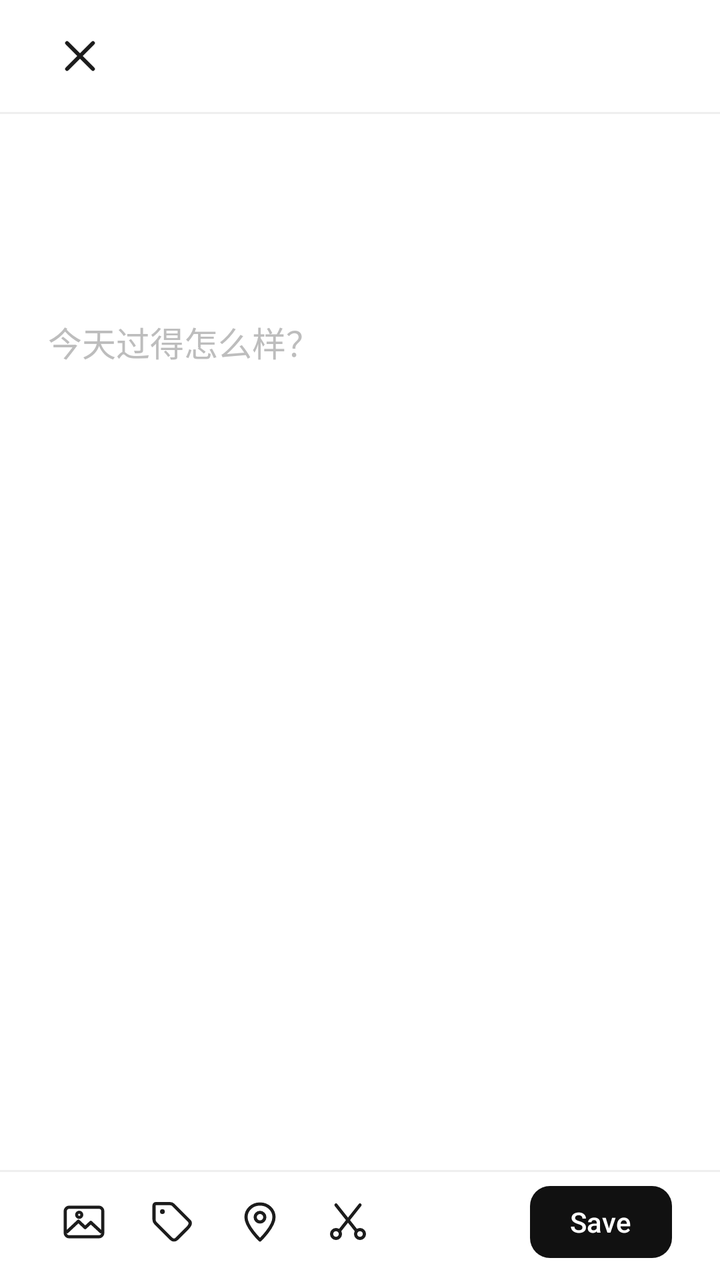
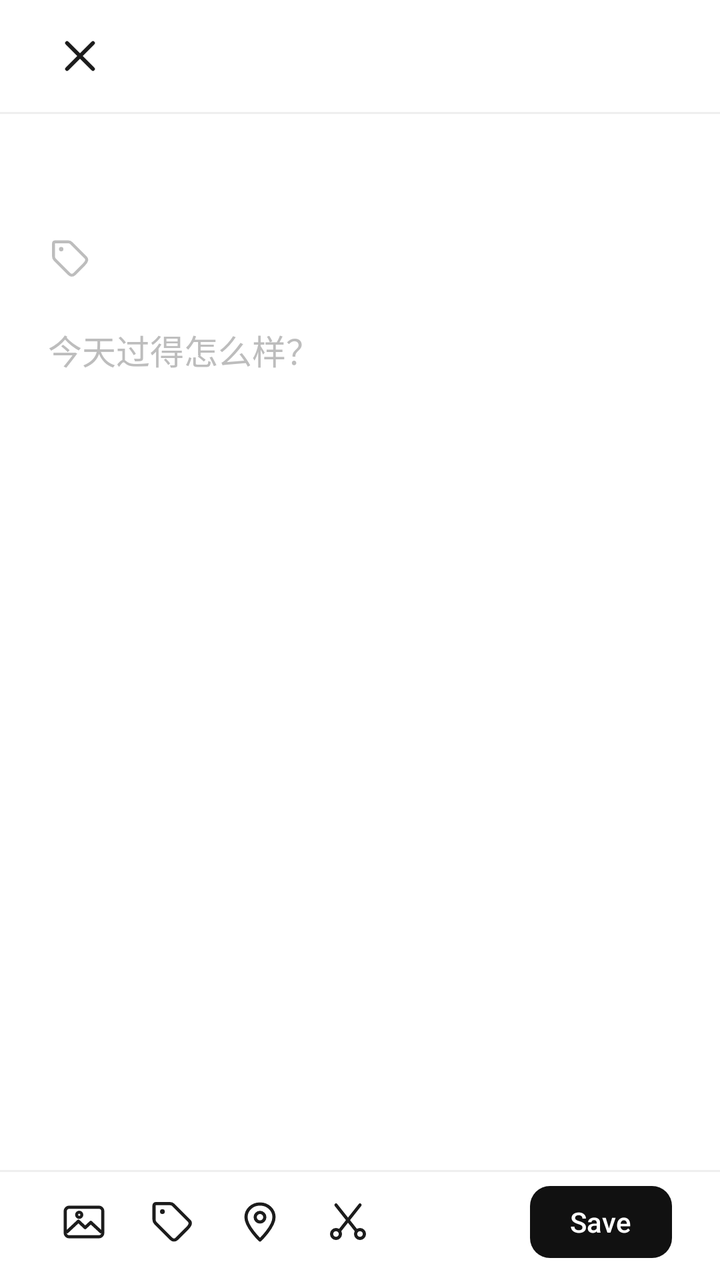

Screens rendered from an Android XML layout before and after an edit, with the pre-edit source and the edit as a unified diff.
<!-- AndroidManifest.xml: activity theme Theme.WuDiary.Editor -->
<!-- res/layout/activity_edit_diary.xml -->
<?xml version="1.0" encoding="utf-8"?>
<LinearLayout xmlns:android="http://schemas.android.com/apk/res/android"
    xmlns:app="http://schemas.android.com/apk/res-auto"
    android:layout_width="match_parent"
    android:layout_height="match_parent"
    android:background="@color/background"
    android:orientation="vertical">

    <ScrollView
        android:id="@+id/scrollContent"
        android:layout_width="match_parent"
        android:layout_height="0dp"
        android:layout_weight="1"
        android:fillViewport="true"
        android:overScrollMode="never"
        android:scrollbars="none">

        <LinearLayout
            android:layout_width="match_parent"
            android:layout_height="wrap_content"
            android:orientation="vertical">

            <LinearLayout
                android:layout_width="match_parent"
                android:layout_height="56dp"
                android:gravity="center_vertical"
                android:orientation="horizontal"
                android:paddingHorizontal="16dp">

                <ImageButton
                    android:id="@+id/btnClose"
                    android:layout_width="48dp"
                    android:layout_height="48dp"
                    android:background="?attr/selectableItemBackgroundBorderless"
                    android:contentDescription="@string/cancel"
                    android:scaleType="centerInside"
                    android:src="@drawable/ic_close"
                    app:tint="@color/text_primary" />
            </LinearLayout>

            <View
                android:layout_width="match_parent"
                android:layout_height="1dp"
                android:background="@color/divider" />

            <LinearLayout
                android:layout_width="match_parent"
                android:layout_height="wrap_content"
                android:layout_marginHorizontal="24dp"
                android:layout_marginTop="12dp"
                android:orientation="horizontal">

                <TextView
                    android:id="@+id/textEditorDay"
                    android:layout_width="wrap_content"
                    android:layout_height="wrap_content"
                    android:fontFamily="serif"
                    android:textColor="@color/text_primary"
                    android:textSize="32sp"
                    android:textStyle="bold" />

                <TextView
                    android:id="@+id/textEditorYear"
                    android:layout_width="wrap_content"
                    android:layout_height="wrap_content"
                    android:layout_marginStart="9dp"
                    android:fontFamily="serif"
                    android:textColor="@color/text_secondary"
                    android:textSize="18sp" />
            </LinearLayout>

            <TextView
                android:id="@+id/textEditorTags"
                android:layout_width="match_parent"
                android:layout_height="wrap_content"
                android:layout_marginHorizontal="24dp"
                android:layout_marginTop="6dp"
                android:minHeight="18dp"
                android:textColor="@color/text_secondary"
                android:textSize="13sp" />

            <HorizontalScrollView
                android:id="@+id/imageScroll"
                android:layout_width="match_parent"
                android:layout_height="wrap_content"
                android:layout_marginTop="16dp"
                android:clipToPadding="false"
                android:paddingHorizontal="24dp"
                android:scrollbars="none"
                android:visibility="gone">

                <LinearLayout
                    android:id="@+id/imageStrip"
                    android:layout_width="wrap_content"
                    android:layout_height="wrap_content"
                    android:orientation="horizontal" />
            </HorizontalScrollView>

            <EditText
                android:id="@+id/editContent"
                android:layout_width="match_parent"
                android:layout_height="wrap_content"
                android:layout_marginHorizontal="24dp"
                android:layout_marginTop="22dp"
                android:layout_marginBottom="12dp"
                android:background="@null"
                android:breakStrategy="simple"
                android:gravity="top"
                android:hint="@string/hint_content"
                android:hyphenationFrequency="none"
                android:inputType="textMultiLine|textCapSentences"
                android:lineSpacingExtra="6dp"
                android:minHeight="240dp"
                android:overScrollMode="never"
                android:paddingStart="0dp"
                android:paddingTop="0dp"
                android:paddingEnd="0dp"
                android:paddingBottom="72dp"
                android:scrollbars="none"
                android:textColor="@color/text_body"
                android:textColorHint="@color/text_secondary"
                android:textSize="17sp" />
        </LinearLayout>
    </ScrollView>

    <View
        android:layout_width="match_parent"
        android:layout_height="1dp"
        android:background="@color/divider" />

    <LinearLayout
        android:layout_width="match_parent"
        android:layout_height="wrap_content"
        android:gravity="center_vertical"
        android:orientation="horizontal"
        android:paddingHorizontal="24dp"
        android:paddingTop="7dp"
        android:paddingBottom="11dp">

        <ImageButton
            android:id="@+id/btnImage"
            android:layout_width="36dp"
            android:layout_height="36dp"
            android:background="?attr/selectableItemBackgroundBorderless"
            android:contentDescription="@string/add_image"
            android:scaleType="centerInside"
            android:src="@drawable/ic_image"
            app:tint="@color/text_primary" />

        <ImageButton
            android:id="@+id/btnTag"
            android:layout_width="36dp"
            android:layout_height="36dp"
            android:layout_marginStart="8dp"
            android:background="?attr/selectableItemBackgroundBorderless"
            android:contentDescription="@string/add_tag"
            android:scaleType="centerInside"
            android:src="@drawable/ic_tag"
            app:tint="@color/text_primary" />

        <ImageButton
            android:id="@+id/btnLocation"
            android:layout_width="36dp"
            android:layout_height="36dp"
            android:layout_marginStart="8dp"
            android:background="?attr/selectableItemBackgroundBorderless"
            android:contentDescription="@string/add_location"
            android:scaleType="centerInside"
            android:src="@drawable/ic_location"
            app:tint="@color/text_primary" />

        <ImageButton
            android:id="@+id/btnCut"
            android:layout_width="36dp"
            android:layout_height="36dp"
            android:layout_marginStart="8dp"
            android:background="?attr/selectableItemBackgroundBorderless"
            android:contentDescription="@string/cut_paragraph"
            android:scaleType="centerInside"
            android:src="@drawable/ic_cut"
            app:tint="@color/text_primary" />

        <Space
            android:layout_width="0dp"
            android:layout_height="1dp"
            android:layout_weight="1" />

        <com.google.android.material.button.MaterialButton
            android:id="@+id/btnSave"
            android:layout_width="wrap_content"
            android:layout_height="36dp"
            android:contentDescription="@string/save"
            android:insetTop="0dp"
            android:insetBottom="0dp"
            android:minWidth="0dp"
            android:minHeight="0dp"
            android:paddingHorizontal="20dp"
            android:text="@string/save_action"
            android:textColor="@android:color/white"
            android:textSize="14sp"
            app:backgroundTint="@color/fab_dark"
            app:cornerRadius="10dp" />
    </LinearLayout>

</LinearLayout>
<!-- resources referenced by this layout -->
<resources>
  <color name="background">#FFFFFF</color>
  <color name="divider">#EFEFEF</color>
  <color name="fab_dark">#111111</color>
  <color name="text_body">#565656</color>
  <color name="text_primary">#1C1C1C</color>
  <color name="text_secondary">#BDBDBD</color>
  <!-- drawable ic_close (drawable) -->
  <?xml version="1.0" encoding="utf-8"?>
  <vector xmlns:android="http://schemas.android.com/apk/res/android"
      android:width="24dp"
      android:height="24dp"
      android:viewportWidth="24"
      android:viewportHeight="24">
      <path
          android:fillColor="#00000000"
          android:pathData="M5.5,5.5 L18.5,18.5 M18.5,5.5 L5.5,18.5"
          android:strokeColor="#1C1C1C"
          android:strokeLineCap="round"
          android:strokeWidth="1.9" />
  </vector>
  <!-- drawable ic_location (drawable) -->
  <?xml version="1.0" encoding="utf-8"?>
  <vector xmlns:android="http://schemas.android.com/apk/res/android"
      android:width="24dp"
      android:height="24dp"
      android:viewportWidth="24"
      android:viewportHeight="24">
      <path
          android:fillColor="#00000000"
          android:pathData="M12,21 C12,21 19,14.4 19,9.6 C19,5.9 15.9,3 12,3 C8.1,3 5,5.9 5,9.6 C5,14.4 12,21 12,21 Z"
          android:strokeColor="#1C1C1C"
          android:strokeLineCap="round"
          android:strokeLineJoin="round"
          android:strokeWidth="1.6" />
      <path
          android:fillColor="#00000000"
          android:pathData="M12,7.2 A2.4,2.4 0 1,1 12,12 A2.4,2.4 0 1,1 12,7.2 Z"
          android:strokeColor="#1C1C1C"
          android:strokeWidth="1.6" />
  </vector>
  <!-- drawable ic_tag (drawable) -->
  <?xml version="1.0" encoding="utf-8"?>
  <vector xmlns:android="http://schemas.android.com/apk/res/android"
      android:width="24dp"
      android:height="24dp"
      android:viewportWidth="24"
      android:viewportHeight="24">
      <path
          android:pathData="M20.6,11.4l-7.9,-7.9C12.3,3.1 11.6,2.8 10.9,2.8H4c-0.6,0 -1,0.4 -1,1v6.9c0,0.7 0.3,1.4 0.7,1.8l7.9,7.9c0.8,0.8 2,0.8 2.8,0l5.2,-5.2C21.4,13.4 21.4,12.2 20.6,11.4z"
          android:fillColor="@android:color/transparent"
          android:strokeColor="#000000"
          android:strokeLineCap="round"
          android:strokeLineJoin="round"
          android:strokeWidth="1.6" />
      <path
          android:pathData="M7.2,6.8m-1.2,0a1.2,1.2 0,1 1,2.4 0a1.2,1.2 0,1 1,-2.4 0"
          android:fillColor="#000000" />
  </vector>
  <string name="add_image">添加图片</string>
  <string name="add_location">获取坐标</string>
  <string name="add_tag">添加标签</string>
  <string name="cancel">取消</string>
  <string name="cut_paragraph">剪切当前段落</string>
  <string name="hint_content">今天过得怎么样？</string>
  <string name="save">保存</string>
  <string name="save_action">Save</string>
  <style name="Theme.WuDiary.Editor" parent="Theme.WuDiary">
          <item name="android:windowAnimationStyle">@style/WindowAnimationNone</item>
      </style>
  <style name="Theme.WuDiary" parent="Theme.Material3.Light.NoActionBar">
          <item name="colorPrimary">@color/primary</item>
          <item name="colorOnPrimary">@android:color/white</item>
          <item name="colorSurface">@color/surface</item>
          <item name="android:windowBackground">@color/background</item>
          <item name="android:statusBarColor">@color/background</item>
          <item name="android:windowLightStatusBar">true</item>
          <item name="android:navigationBarColor">@color/background</item>
      </style>
  <style name="WindowAnimationNone">
          <item name="android:activityOpenEnterAnimation">@null</item>
          <item name="android:activityOpenExitAnimation">@null</item>
          <item name="android:activityCloseEnterAnimation">@null</item>
          <item name="android:activityCloseExitAnimation">@null</item>
          <item name="android:windowEnterAnimation">@null</item>
          <item name="android:windowExitAnimation">@null</item>
      </style>
  <color name="primary">#1C1C1C</color>
  <color name="surface">#FFFFFF</color>
  <!-- unchanged entries left out for length: 2 -->
</resources>

<!-- the commit's change to res/layout/activity_edit_diary.xml (unified diff, before → after) -->
@@ -69,15 +69,33 @@
                     android:textSize="18sp" />
             </LinearLayout>
 
-            <TextView
-                android:id="@+id/textEditorTags"
+            <LinearLayout
                 android:layout_width="match_parent"
                 android:layout_height="wrap_content"
                 android:layout_marginHorizontal="24dp"
                 android:layout_marginTop="6dp"
-                android:minHeight="18dp"
-                android:textColor="@color/text_secondary"
-                android:textSize="13sp" />
+                android:gravity="center_vertical"
+                android:orientation="horizontal">
+
+                <ImageButton
+                    android:id="@+id/btnEditorTags"
+                    android:layout_width="22dp"
+                    android:layout_height="22dp"
+                    android:background="?attr/selectableItemBackgroundBorderless"
+                    android:contentDescription="@string/add_tag"
+                    android:scaleType="centerInside"
+                    android:src="@drawable/ic_tag"
+                    app:tint="@color/text_secondary" />
+
+                <TextView
+                    android:id="@+id/textEditorTags"
+                    android:layout_width="0dp"
+                    android:layout_height="wrap_content"
+                    android:layout_marginStart="8dp"
+                    android:layout_weight="1"
+                    android:textColor="@color/text_secondary"
+                    android:textSize="13sp" />
+            </LinearLayout>
 
             <HorizontalScrollView
                 android:id="@+id/imageScroll"
